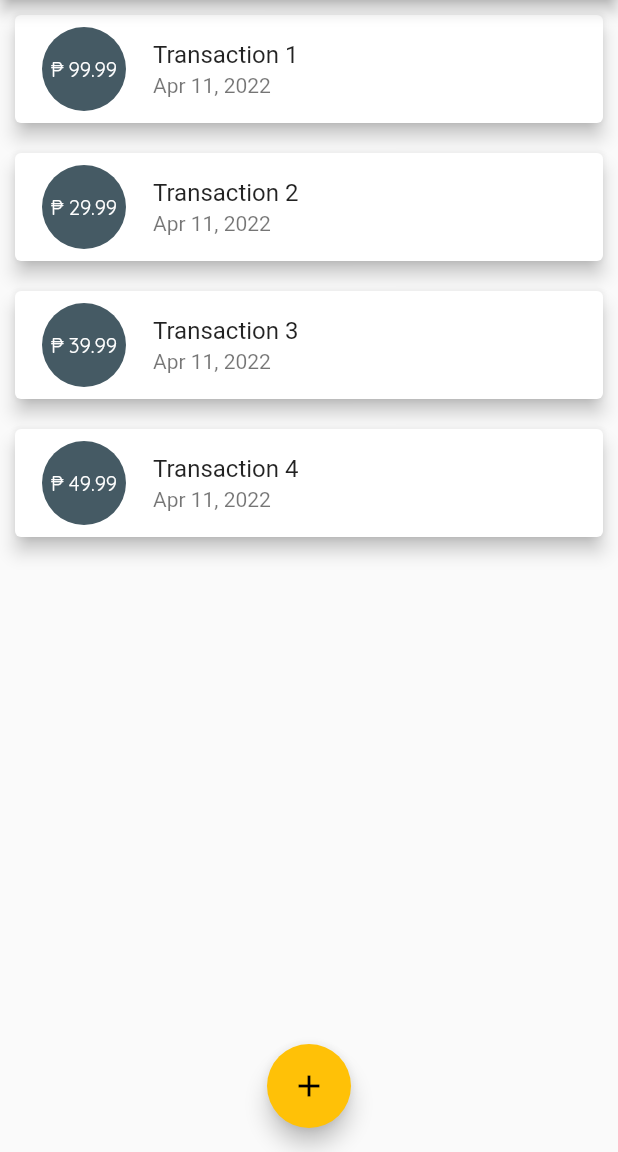
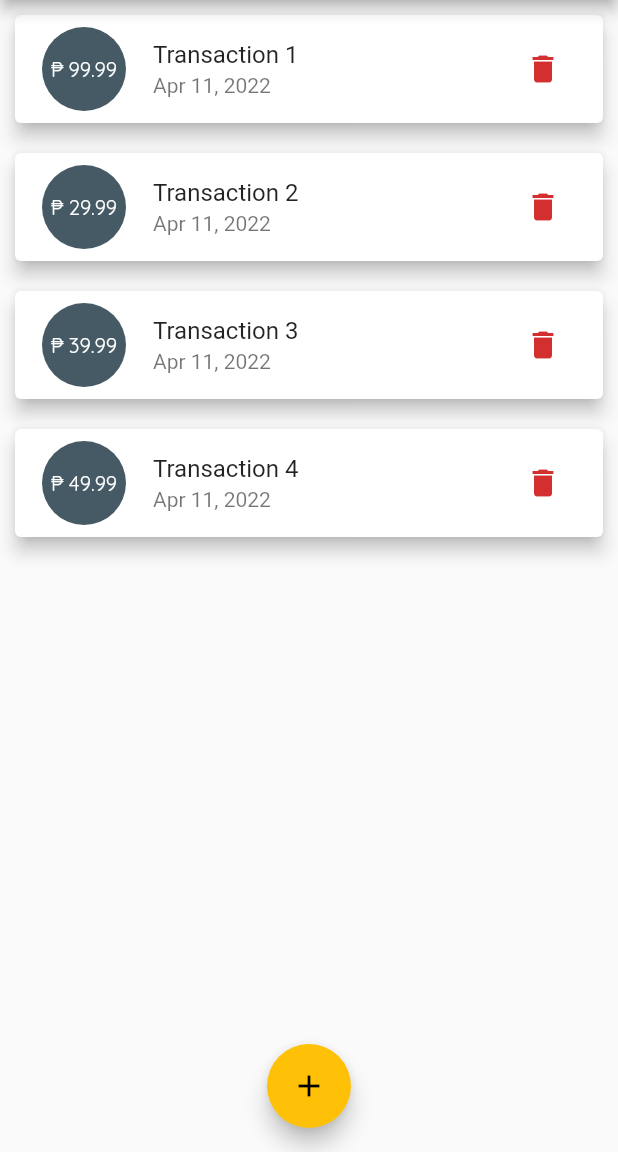
Before and after one commit to airacalins/flutter_expense_app, a Flutter app: the screen it shows after launch, on a phone screen of 412 x 824 dp, the part 84-1236 px from its top. Run offline on Flutter 3.47's test engine with Material 2 defaults, Android fonts, the phone set to English and light mode, and no system bars.

Commit message:
added delete

```diff
--- a/lib/main.dart
+++ b/lib/main.dart
@@ -1,6 +1,5 @@
-// ignore_for_file: prefer_const_constructors
+// ignore_for_file: prefer_const_constructors, deprecated_member_use
 import 'package:flutter/material.dart';
-import 'package:personal_expense/sample/date_picker.dart';
 
 import './models/transaction.dart';
 import './screens/transaction/transactions.dart';
@@ -21,14 +20,12 @@ class MyApp extends StatelessWidget {
               titleSmall: TextStyle(
                   fontFamily: 'Opensans',
                   fontWeight: FontWeight.bold,
-             fontSize: 18
-          )
-        ),
+                  fontSize: 18)),
           appBarTheme: AppBarTheme(
-          textTheme: ThemeData.light().textTheme.copyWith(
-            headline6: TextStyle(
-              fontFamily: 'Opensans')), )
-      ),
+            textTheme: ThemeData.light()
+                .textTheme
+                .copyWith(headline6: TextStyle(fontFamily: 'Opensans')),
+          )),
       home: MyHomePage(),
     );
   }
@@ -59,6 +56,10 @@ class _MyHomePageState extends State<MyHomePage> {
     });
   }
 
+  void _deleteTransaction(String id) {
+    setState(() =>_transactions.removeWhere((t) => t.id == id));
+  }
+
   void _openCreateTransactionModal(BuildContext ctx) {
     showModalBottomSheet(
       context: ctx,
@@ -74,19 +75,16 @@ class _MyHomePageState extends State<MyHomePage> {
 
   @override
   Widget build(BuildContext context) {
-    return
-      Scaffold(
+    return Scaffold(
       appBar: AppBar(
         title: Text('Personal Expenses'),
         actions: <Widget>[
           IconButton(
               icon: Icon(Icons.add),
-              onPressed: () => _openCreateTransactionModal(context)
-            ),
+              onPressed: () => _openCreateTransactionModal(context)),
         ],
       ),
-        body: Transactions(_transactions),
-        // body: DatePicker(),
+      body: Transactions(_transactions, _deleteTransaction),
       floatingActionButton: FloatingActionButton(
         child: Icon(Icons.add),
         onPressed: () => _openCreateTransactionModal(context),
--- a/lib/screens/transaction/transactions.dart
+++ b/lib/screens/transaction/transactions.dart
@@ -5,8 +5,9 @@ import '../../widgets/card/transaction_card.dart';
 
 class Transactions extends StatelessWidget {
   List<Transaction> transactions;
+  final Function deleteTransaction;
 
-  Transactions(this.transactions);
+  Transactions(this.transactions, this.deleteTransaction);
 
   @override
   Widget build(BuildContext context) {
@@ -28,7 +29,7 @@ class Transactions extends StatelessWidget {
         )
         :
         ListView.builder(
-        itemBuilder: (ctx, index) =>  TransactionCard(transactions[index]),
+        itemBuilder: (ctx, index) =>  TransactionCard(transactions[index], deleteTransaction),
         itemCount: transactions.length
       )
     );
--- a/lib/widgets/card/transaction_card.dart
+++ b/lib/widgets/card/transaction_card.dart
@@ -5,8 +5,9 @@ import '../../models/transaction.dart';
 
 class TransactionCard extends StatelessWidget {
   Transaction transaction;
+  final Function deleteTransaction;
 
-  TransactionCard(this.transaction);
+  TransactionCard(this.transaction, this.deleteTransaction);
 
   @override
   Widget build(BuildContext context) {
@@ -23,6 +24,11 @@ class TransactionCard extends StatelessWidget {
         ),
         title: Text(transaction.title),
         subtitle: Text(DateFormat.yMMMd().format(transaction.date)),
+        trailing: IconButton(
+          icon: Icon(Icons.delete),
+          color: Theme.of(context).errorColor,
+          onPressed: () => deleteTransaction(transaction.id),
+        ),
       ),
     );
   }
```
Lines whose indentation alone changed are shown as unchanged.
